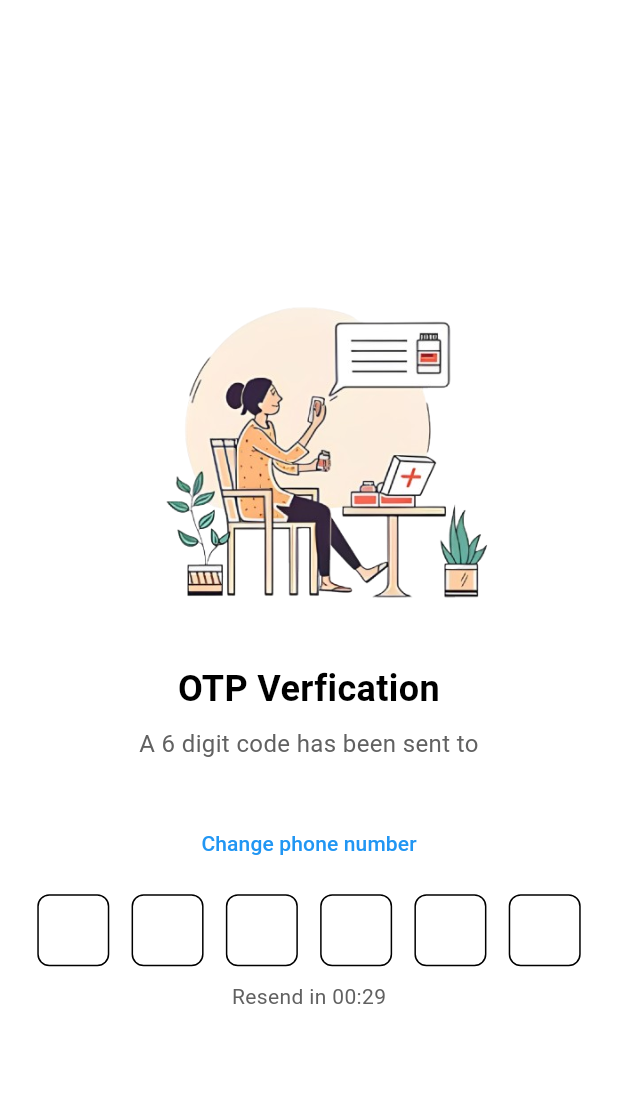
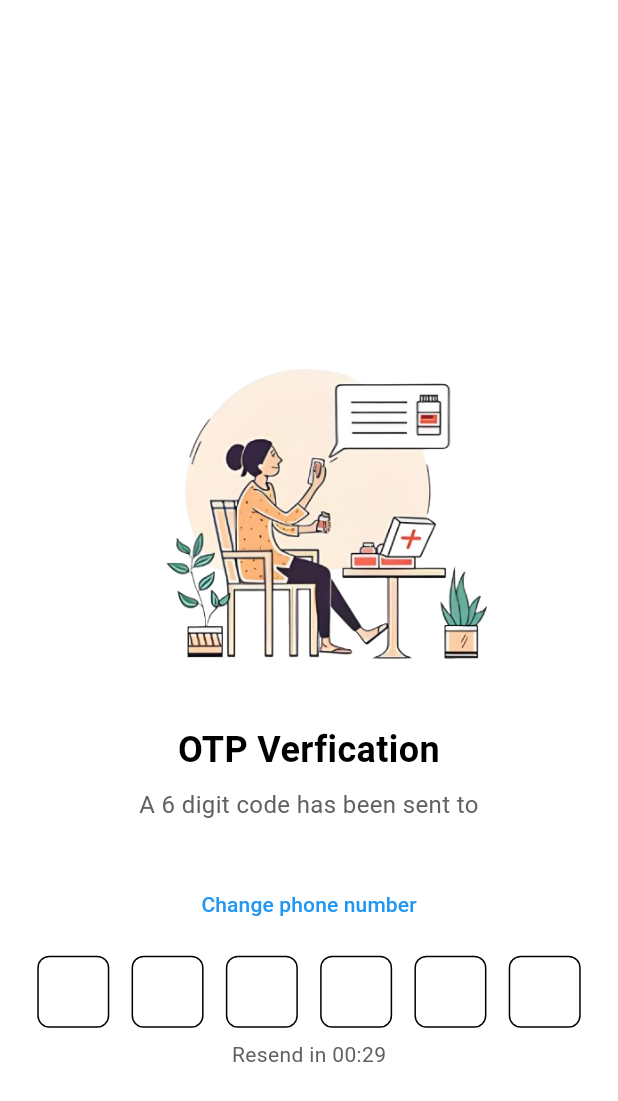
Before and after one commit to AmanRawat2001/online-dawaai-flutter-app, a Flutter app: the VerificationScreen screen opened directly with empty values, on a phone screen of 412 x 824 dp. Shown: the top 1101 px of the screen. Run offline on Flutter 3.47's test engine with Material 3 defaults, Android fonts, the light colour scheme and no system bars; our stand-ins replace curved_navigation_bar, flutter_secure_storage, shared_preferences, smooth_page_indicator, video_player; accounts and stored records are empty.

Commit message:
hotfix for the verfication screen and product_model

```diff
--- a/lib/features/auth/screens/verification_screen.dart
+++ b/lib/features/auth/screens/verification_screen.dart
@@ -93,6 +93,8 @@ class _VerificationScreenState extends State<VerificationScreen> {
 
   @override
   Widget build(BuildContext context) {
+    final keyboardVisible = MediaQuery.of(context).viewInsets.bottom > 0;
+
     return Scaffold(
       backgroundColor: Theme.of(context).colorScheme.surface,
       body: Padding(
@@ -100,10 +102,12 @@ class _VerificationScreenState extends State<VerificationScreen> {
         child: Column(
           mainAxisAlignment: MainAxisAlignment.center,
           children: [
-            Image(
-              image: AssetImage('assets/images/login_image.png'),
-              width: 300,
-            ),
+            if (!keyboardVisible) SizedBox(height: 80),
+            if (!keyboardVisible)
+              Image(
+                image: AssetImage('assets/images/login_image.png'),
+                width: 300,
+              ),
             Text(
               'OTP Verfication',
               style: TextStyle(fontSize: 24, fontWeight: FontWeight.bold),
@@ -137,7 +141,7 @@ class _VerificationScreenState extends State<VerificationScreen> {
               isOtpComplete: isOtpComplete,
             ),
 
-            SizedBox(height: 10),
+            SizedBox(height: 8),
 
             // Use Resend Buttons Widget
             ResendButtons(
--- a/lib/features/home/model/product_detail_model.dart
+++ b/lib/features/home/model/product_detail_model.dart
@@ -81,7 +81,7 @@ class _ProductDetailsModelState extends State<ProductDetailsModel> {
                 Text(
                   productDetails['product_name'],
                   style: TextStyle(
-                    fontSize: 20,
+                    fontSize: 15,
                     fontWeight: FontWeight.bold,
                     color: Theme.of(context).colorScheme.onSurface,
                   ),
@@ -141,7 +141,7 @@ class _ProductDetailsModelState extends State<ProductDetailsModel> {
                   Text(
                     'Subcategory: ${productDetails['subcategory'] != null ? productDetails['subcategory']['sub_category_name'] : 'N/A'}',
                     style: TextStyle(
-                        fontSize: 14,
+                        fontSize: 12,
                         color: Theme.of(context).colorScheme.onSurface),
                   ),
                 ],
```
